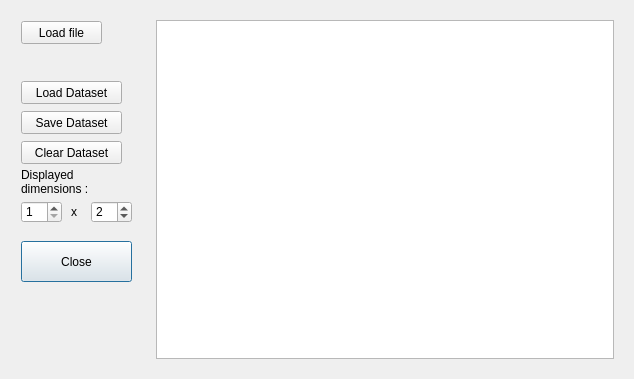
This is _IOPlugins/WebImport/WebImport.ui in b4silio/MLDemos as Qt 5 draws it before an edit. The edited form follows.
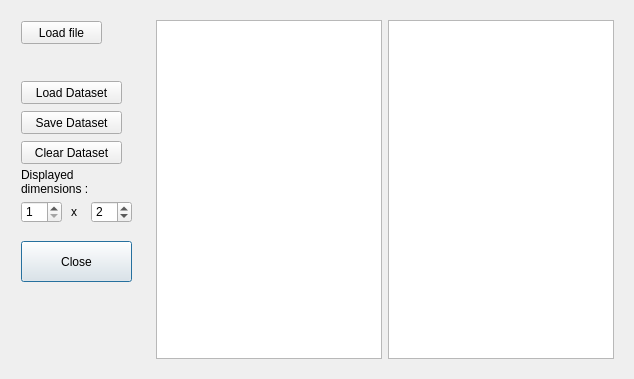
This is the edited form.

Commit message: WebImport plugin: parser bugfixes, added file dialog stuff

```diff
--- a/_IOPlugins/WebImport/WebImport.ui
+++ b/_IOPlugins/WebImport/WebImport.ui
@@ -223,6 +223,9 @@
       <bool>true</bool>
      </property>
      <layout class="QHBoxLayout" name="horizontalLayout">
+      <item>
+       <widget class="QTableView" name="tableView"/>
+      </item>
       <item>
        <widget class="QPlainTextEdit" name="previewTextEdit">
         <property name="readOnly">
```
Left out of the diff: 2 changed lines with no effect on the pictures. The commit also changes 4 other files.
